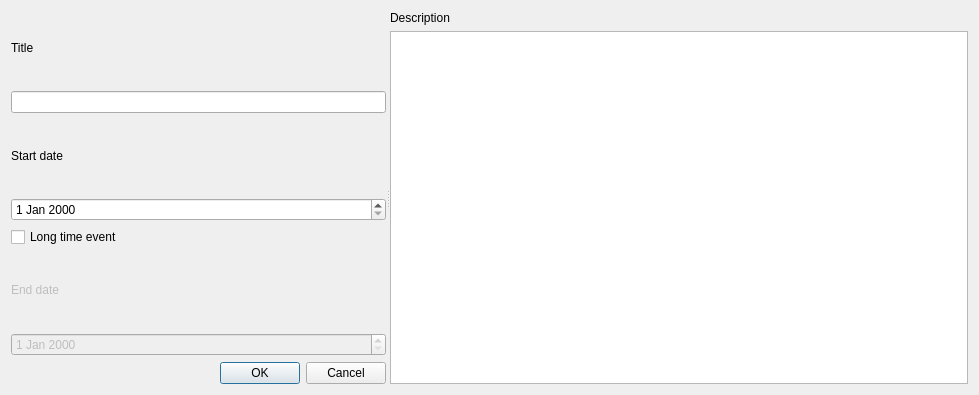
The window that TimelineArchitect/newevent_View.ui (GrzegorzDomaradzki/TimelineArchitect) describes before a commit, drawn with Qt 5.
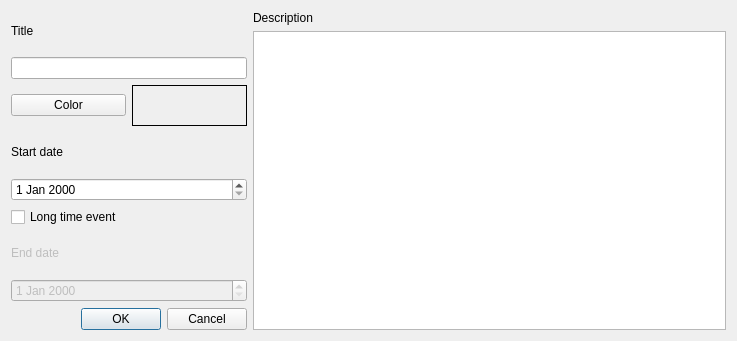
The same window after the commit.

The edit to the form file:
```diff
--- a/TimelineArchitect/newevent_View.ui
+++ b/TimelineArchitect/newevent_View.ui
@@ -6,20 +6,17 @@
    <rect>
     <x>0</x>
     <y>0</y>
-    <width>979</width>
-    <height>395</height>
+    <width>737</width>
+    <height>341</height>
    </rect>
   </property>
   <property name="windowTitle">
    <string>Dialog</string>
   </property>
-  <layout class="QVBoxLayout" name="verticalLayout_3">
+  <layout class="QHBoxLayout" name="horizontalLayout_3">
    <item>
-    <widget class="QSplitter" name="splitter">
-     <property name="orientation">
-      <enum>Qt::Horizontal</enum>
-     </property>
-     <widget class="QWidget" name="">
+    <layout class="QHBoxLayout" name="horizontalLayout_2" stretch="1,2">
+     <item>
       <layout class="QVBoxLayout" name="verticalLayout">
        <item>
         <widget class="QLabel" name="label_2">
@@ -31,6 +28,30 @@
        <item>
         <widget class="QLineEdit" name="Title"/>
        </item>
+       <item>
+        <layout class="QHBoxLayout" name="horizontalLayout">
+         <item>
+          <widget class="QPushButton" name="pushButton">
+           <property name="text">
+            <string>Color</string>
+           </property>
+          </widget>
+         </item>
+         <item>
+          <widget class="QLabel" name="showColor">
+           <property name="autoFillBackground">
+            <bool>true</bool>
+           </property>
+           <property name="frameShape">
+            <enum>QFrame::Box</enum>
+           </property>
+           <property name="text">
+            <string/>
+           </property>
+          </widget>
+         </item>
+        </layout>
+       </item>
        <item>
         <widget class="QLabel" name="label">
          <property name="text">
@@ -76,8 +97,8 @@
         </widget>
        </item>
       </layout>
-     </widget>
-     <widget class="QWidget" name="">
+     </item>
+     <item>
       <layout class="QVBoxLayout" name="verticalLayout_2">
        <item>
         <widget class="QLabel" name="label_3">
@@ -90,8 +111,8 @@
         <widget class="QTextEdit" name="textEdit"/>
        </item>
       </layout>
-     </widget>
-    </widget>
+     </item>
+    </layout>
    </item>
   </layout>
  </widget>
```
